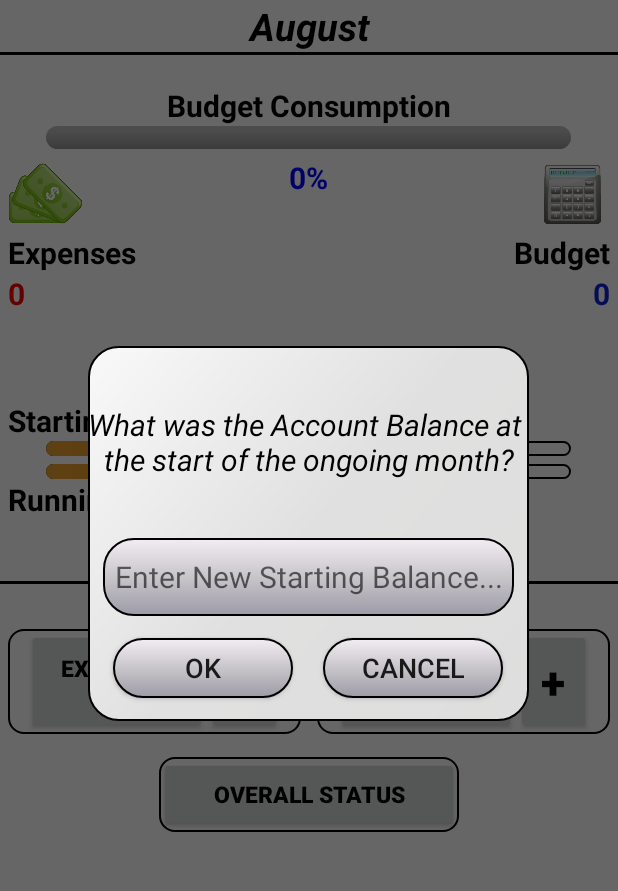
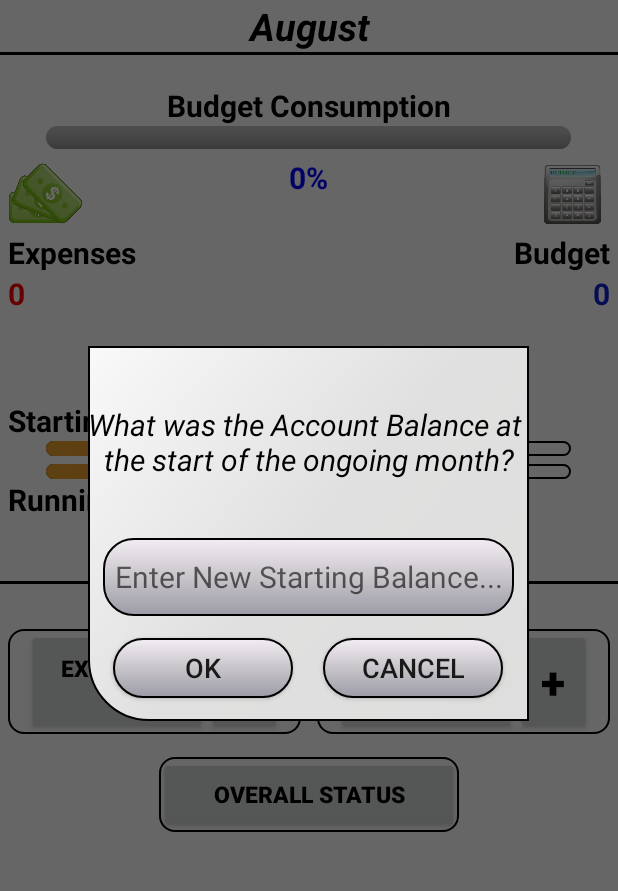
Before and after one commit to asadali214/WalletRecorder, an Android app: the screen it shows after launch (MainActivity), after a tap on "Starting:", on a phone screen of 412 x 824 dp, the part 84-975 px from its top. Run offline under Robolectric (Android 15) with nearby library versions, the light colour scheme and no system bars; 1 other tap on this screen came first.

Commit message:
third commit

```diff
--- a/app/src/main/java/ali/asad/expenserecorder/MainActivity.java
+++ b/app/src/main/java/ali/asad/expenserecorder/MainActivity.java
@@ -373,10 +373,11 @@ public class MainActivity extends AppCompatActivity implements NavigationView.On
     public void onBudget(View view) {
         //it should open up a dialog to change the value of budget
         final Dialog dialog = new Dialog(this);
+
         dialog.requestWindowFeature(Window.FEATURE_NO_TITLE);
         dialog.setContentView(R.layout.dialog_budget);
+        dialog.setTitle("Enter new budget!");
 
-        dialog.setTitle("Enter new budget!");
         Button ok = (Button) dialog.findViewById(R.id.btnOk);
         Button cancel = (Button) dialog.findViewById(R.id.btnCancel);
         final EditText input = (EditText) dialog.findViewById(R.id.ETbudget);
@@ -431,9 +432,9 @@ public class MainActivity extends AppCompatActivity implements NavigationView.On
     public void onStartingBalance(View view) {
         //it should open up a dialog to change the value of budget
         final Dialog dialog = new Dialog(this);
+
         dialog.requestWindowFeature(Window.FEATURE_NO_TITLE);
         dialog.setContentView(R.layout.dialog_starting_balance);
-
         dialog.setTitle("Enter new starting balance!");
         Button ok = (Button) dialog.findViewById(R.id.btnOk);
         Button cancel = (Button) dialog.findViewById(R.id.btnCancel);
--- a/app/src/main/res/drawable/box2.xml
+++ b/app/src/main/res/drawable/box2.xml
@@ -6,7 +6,8 @@
     <solid android:color="#000" />
 
 
-    <corners android:radius="20dp" />
+    <corners
+        android:bottomLeftRadius="40dp"/>
 
     <gradient
         android:angle="135"
```
